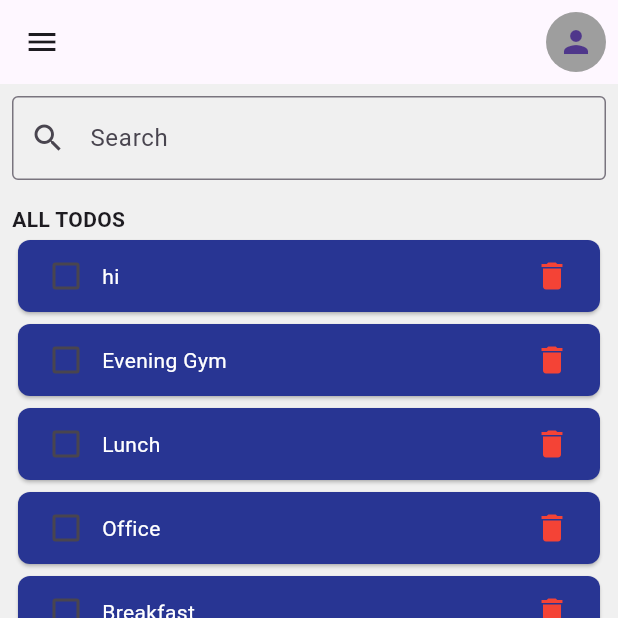
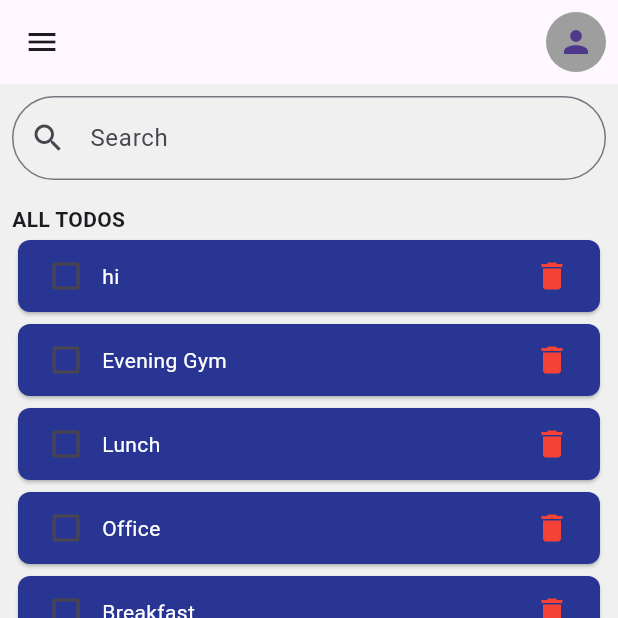
Before and after one commit to JasmiAlankara/mini-todo-app-flutter, a Flutter app: the screen it shows after launch, on a phone screen of 412 x 824 dp, the top half of it. Run offline on Flutter 3.47's test engine with Material 3 defaults, Android fonts, the phone set to English and light mode, and no system bars.

Commit message:
make search bar more round

```diff
--- a/lib/main.dart
+++ b/lib/main.dart
@@ -83,7 +83,9 @@ class _TodoListScreenState extends State<TodoListScreen> {
               decoration: InputDecoration(
                 prefixIcon: Icon(Icons.search),
                 hintText: 'Search',
-                border: OutlineInputBorder(),
+                border: OutlineInputBorder(
+                  borderRadius: BorderRadius.circular(30), // Rounded corners
+                ),
               ),
             ),
             SizedBox(height: 16),
@@ -157,4 +159,3 @@ class _TodoListScreenState extends State<TodoListScreen> {
     );
   }
 }
-// comment ekk
```
